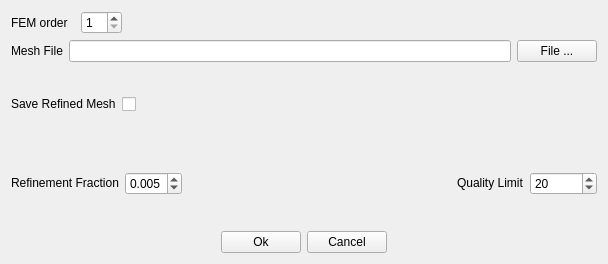
Before: the Qt Designer form src/OpenParEMg/MeshOptions.ui in OpenParEM/OpenParEM, drawn with Qt 5.
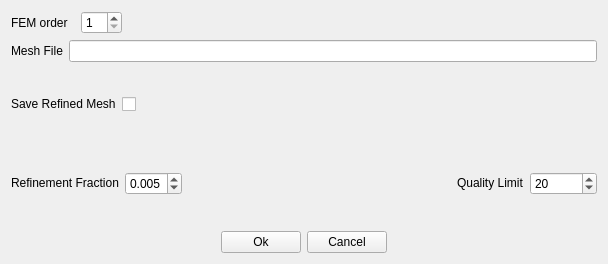
After: the same form once the commit is applied.

```diff
--- a/src/OpenParEMg/MeshOptions.ui
+++ b/src/OpenParEMg/MeshOptions.ui
@@ -79,19 +79,6 @@
        </property>
       </widget>
      </item>
-     <item>
-      <widget class="QPushButton" name="meshFilePushButton">
-       <property name="focusPolicy">
-        <enum>Qt::FocusPolicy::ClickFocus</enum>
-       </property>
-       <property name="text">
-        <string>File ...</string>
-       </property>
-       <property name="autoDefault">
-        <bool>false</bool>
-       </property>
-      </widget>
-     </item>
     </layout>
    </item>
    <item>
```
